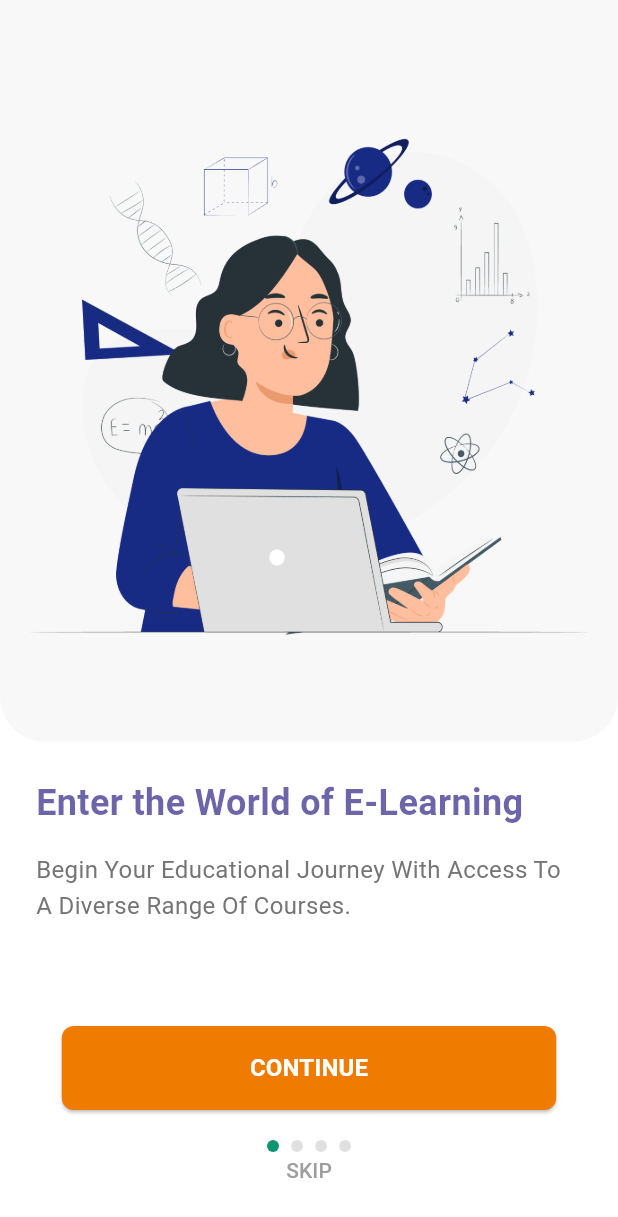
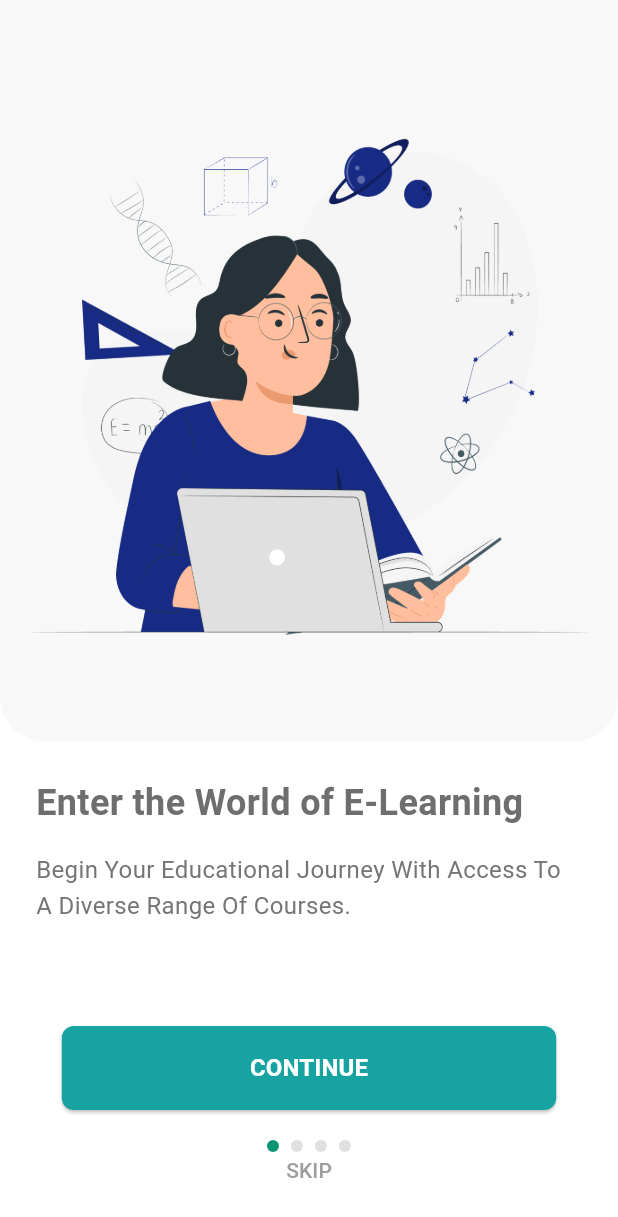
Before and after one commit to donymashup/IndusEducation, a Flutter app: the screen it shows after launch, on a phone screen of 412 x 824 dp. Shown: the top 1217 px of the screen. Run offline on Flutter 3.47's test engine with Material 3 defaults, Android fonts, the phone set to English and light mode, and no system bars; our stand-ins replace better_player, cached_network_image, curved_labeled_navigation_bar, dash_chat_2, fl_chart, fluentui_system_icons and 13 more; missing offline and left inert: chat_gpt_sdk, flutter_tex, razorpay_flutter, syncfusion_flutter_pdfviewer; accounts and stored records are empty; network calls fail; statements that could not run were skipped.

Commit message:
colorchanged_logo_changed

```diff
--- a/lib/common widgets/customappbar.dart
+++ b/lib/common widgets/customappbar.dart
@@ -29,8 +29,8 @@ class CustomAppBar extends StatelessWidget implements PreferredSizeWidget {
           padding: const EdgeInsets.only(right: 10.0),
           child: Image.asset(
             'assets/images/induslogo.png',
-            height: 40,
-            width: 40,
+            height: 50,
+            width: 50,
           ),
         ),
         Padding(
--- a/lib/common widgets/splash_screen.dart
+++ b/lib/common widgets/splash_screen.dart
@@ -10,7 +10,7 @@ class SplashScreen extends StatefulWidget {
 }
 
 class _SplashScreenState extends State<SplashScreen> {
-  @overrideq
+  @override
   void initState() {
     super.initState();
 
@@ -30,8 +30,8 @@ class _SplashScreenState extends State<SplashScreen> {
       body: Center(
         child: Image.asset(
           'assets/images/induslogo.png',
-          width: 300, // Set the desired width
-          height: 300, // Set the desired height
+          width: 250, // Set the desired width
+          height: 250, // Set the desired height
         ),
       ),
     );
--- a/lib/constants/app_constants.dart
+++ b/lib/constants/app_constants.dart
@@ -2,15 +2,28 @@ import 'package:flutter/material.dart';
 
 class AppConstant {
   static const appName = "indus International Academy";
-  static const backgroundColor2 = Color.fromARGB(255, 250, 246, 247);
-  //static const primaryColor = Color(0xFFD70000);
-  static const primaryColor = Color(0xFFEF7B00); // Orange
-  static final primaryColorLight =
-      Color(0xFFEF7B00).withOpacity(0.8); // Light Orange
+   static const backgroundColor2 = Color.fromARGB(255, 250, 246, 247);
+  // //static const primaryColor = Color(0xFFD70000);
+  // static const primaryColor = Color(0xFFEF7B00); // Orange
+  // static final primaryColorLight =
+  //     Color(0xFFEF7B00).withOpacity(0.8); // Light Orange
 
-  static const secondaryColor = Color(0xFF2F2484); //dart blue
-  static final secondaryColorLight =
-      Color(0xFF2F2484).withOpacity(0.7); // Light dart blue
+  // static const secondaryColor = Color(0xFF2F2484); //dart blue
+  // static final secondaryColorLight =
+  //     Color(0xFF2F2484).withOpacity(0.7); // Light dart blue
+
+
+
+  // Teal color used in "INDUS"
+  static const primaryColor = Color(0xFF17A3A1); // Teal
+  static final primaryColorLight = Color(0xFF17A3A1);
+  //static final primaryColorLight = primaryColor.withOpacity(0.8); // Light Teal
+
+// Gray color used in "EDUCATION"
+  static const secondaryColor = Color(0xFF6E6E71); // Gray
+  static final secondaryColorLight = Color(0xFF6E6E71);
+  //static final secondaryColorLight = secondaryColor.withOpacity(0.7); // Light Gray
+
 
   static const lightGradient = Color.fromARGB(255, 214, 63, 69);
   static const darkGradient = Color.fromARGB(255, 138, 3, 3);
--- a/lib/constants/config.dart
+++ b/lib/constants/config.dart
@@ -3,7 +3,7 @@ const webUrl = 'https://talentonline.in/';
 //const baseUrl = 'https://demo.etcweb.in/api/';
 const baseUrl = 'https://talentonline.in/api/';
 //const baseUrl = 'https://alphaacademyonline.in/api/';
-
+//const baseUrl = 'https://indusedu.etcweb.in/api/';
 const loginUrl = 'userlogin';
 const userDetailsUrl = 'getUserDetails';
 const availableCourseUrl = 'getAvailableCourses';
--- a/lib/features/chat_gpt/chatGpt.dart
+++ b/lib/features/chat_gpt/chatGpt.dart
@@ -52,7 +52,7 @@ class _ChatGptScreenState extends State<ChatGptScreen> {
     return Scaffold(
       appBar: AppBar(
         title: const Text(
-          'indus Chatbot',
+          'Indus Chatbot',
           style: TextStyle(fontWeight: FontWeight.bold),
         ),
         leading: IconButton(
--- a/lib/features/drawermenu/screens/drawer.dart
+++ b/lib/features/drawermenu/screens/drawer.dart
@@ -92,8 +92,8 @@ class DrawerScreen extends StatelessWidget {
               child: Center(
                 child: Image.asset(
                   'assets/images/induslogo.png',
-                  height: 200,
-                  width: 200,
+                  height: 170,
+                  width: 170,
                 ),
               ),
             ),
--- a/lib/features/home/widgets/carousel.dart
+++ b/lib/features/home/widgets/carousel.dart
@@ -102,7 +102,7 @@ class _CarouselImageState extends State<CarouselImage> {
                 width: _currentIndex == entry.key ? 12 : 8,
                 height: 8,
                 decoration: BoxDecoration(
-                  color: _currentIndex == entry.key ? AppConstant.secondaryColor : Colors.grey,
+                  color: _currentIndex == entry.key ? AppConstant.primaryColor : Colors.grey,
                   borderRadius: BorderRadius.circular(4),
                 ),
               ),
--- a/pubspec.yaml
+++ b/pubspec.yaml
@@ -31,6 +31,8 @@ dependencies:
   google_nav_bar: ^5.0.6
   curved_labeled_navigation_bar: ^2.0.6 #latest version
   rive: ^0.12.4
+  convex_bottom_bar: ^3.0.0
+
 
   # Functionalities
   intl_phone_field: ^3.2.0
```
Also changed, not shown: lib/features/home/screen/home_screen.dart (+16 -12 lines), assets/images/induslogo.png, pubspec.lock.
